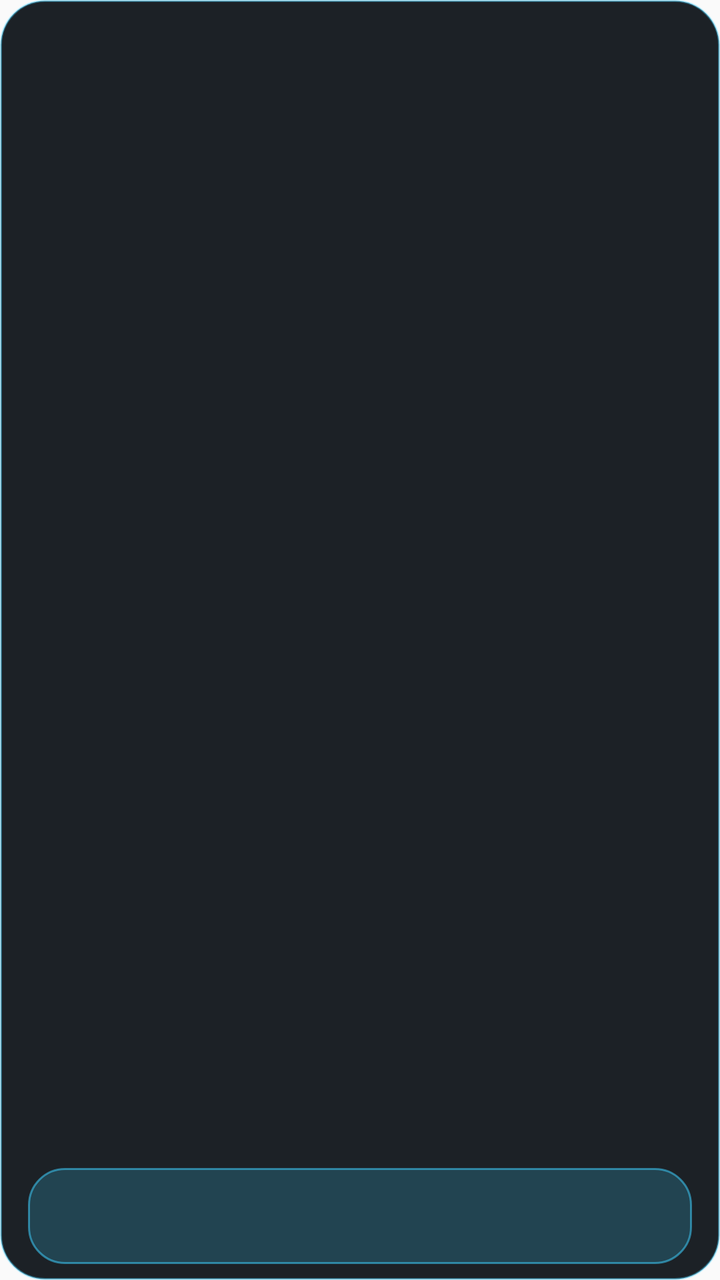
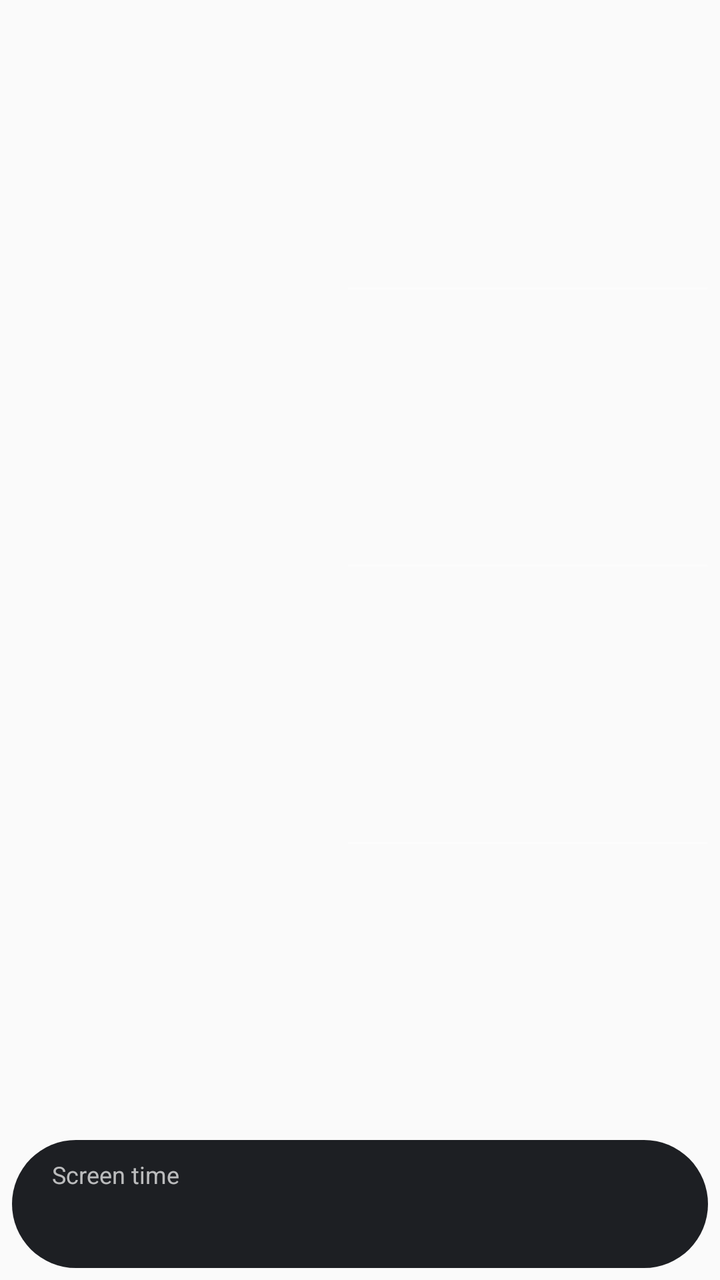

Compare the two renders of this Android layout. The source of the first and the diff that turns it into the second are given below.
<!-- AndroidManifest.xml: application theme AppTheme -->
<!-- res/layout/widget_weather.xml -->
<?xml version="1.0" encoding="utf-8"?>
<LinearLayout xmlns:android="http://schemas.android.com/apk/res/android"
    android:layout_width="match_parent"
    android:layout_height="match_parent"
    android:background="@drawable/widget_bg"
    android:orientation="vertical"
    android:paddingStart="14dp"
    android:paddingEnd="14dp"
    android:paddingTop="10dp"
    android:paddingBottom="8dp">

  <LinearLayout
    android:id="@+id/wx_root"
    android:layout_width="match_parent"
    android:layout_height="0dp"
    android:layout_weight="1"
    android:orientation="horizontal">

    <LinearLayout
        android:layout_width="0dp"
        android:layout_height="match_parent"
        android:layout_weight="1"
        android:gravity="center_vertical"
        android:orientation="vertical">

        <TextView
            android:id="@+id/wx_icon"
            android:layout_width="wrap_content"
            android:layout_height="wrap_content"
            android:textSize="30sp" />

        <TextView
            android:id="@+id/wx_temp"
            android:layout_width="wrap_content"
            android:layout_height="wrap_content"
            android:textColor="#E6F4FF"
            android:textSize="28sp"
            android:textStyle="bold" />

        <TextView
            android:id="@+id/wx_line"
            android:layout_width="match_parent"
            android:layout_height="wrap_content"
            android:maxLines="2"
            android:ellipsize="end"
            android:textColor="#E6F4FF"
            android:textSize="13sp" />

        <TextView
            android:id="@+id/wx_place"
            android:layout_width="match_parent"
            android:layout_height="wrap_content"
            android:layout_marginTop="2dp"
            android:maxLines="1"
            android:ellipsize="end"
            android:textColor="#3FD0FF"
            android:textSize="12sp" />
    </LinearLayout>

    <LinearLayout
        android:layout_width="0dp"
        android:layout_height="match_parent"
        android:layout_marginStart="10dp"
        android:layout_weight="1.2"
        android:gravity="center_vertical"
        android:orientation="vertical">

        <LinearLayout style="@style/WxRow"><TextView android:id="@+id/wx_d0" style="@style/WxDay" /><TextView android:id="@+id/wx_i0" style="@style/WxIcon" /><TextView android:id="@+id/wx_t0" style="@style/WxTemp" /></LinearLayout>
        <LinearLayout style="@style/WxRow"><TextView android:id="@+id/wx_d1" style="@style/WxDay" /><TextView android:id="@+id/wx_i1" style="@style/WxIcon" /><TextView android:id="@+id/wx_t1" style="@style/WxTemp" /></LinearLayout>
        <LinearLayout style="@style/WxRow"><TextView android:id="@+id/wx_d2" style="@style/WxDay" /><TextView android:id="@+id/wx_i2" style="@style/WxIcon" /><TextView android:id="@+id/wx_t2" style="@style/WxTemp" /></LinearLayout>
        <LinearLayout style="@style/WxRow"><TextView android:id="@+id/wx_d3" style="@style/WxDay" /><TextView android:id="@+id/wx_i3" style="@style/WxIcon" /><TextView android:id="@+id/wx_t3" style="@style/WxTemp" /></LinearLayout>
    </LinearLayout>
  </LinearLayout>

  <LinearLayout
    android:id="@+id/ws_strip"
    android:layout_width="match_parent"
    android:layout_height="48dp"
    android:layout_marginTop="6dp"
    android:background="@drawable/widget_btn"
    android:gravity="center_vertical"
    android:orientation="horizontal"
    android:paddingStart="12dp"
    android:paddingEnd="6dp">

    <TextView
        android:id="@+id/ws_total"
        android:layout_width="wrap_content"
        android:layout_height="wrap_content"
        android:layout_marginEnd="10dp"
        android:textColor="#F2FAFF"
        android:textSize="18sp"
        android:textStyle="bold" />

    <TextView
        android:id="@+id/ws_apps"
        android:layout_width="0dp"
        android:layout_height="wrap_content"
        android:layout_weight="1"
        android:maxLines="1"
        android:ellipsize="end"
        android:textColor="#E6F4FF"
        android:textSize="12sp" />

    <ImageView
        android:id="@+id/ws_chart"
        android:layout_width="40dp"
        android:layout_height="40dp"
        android:contentDescription="Screen time chart" />
  </LinearLayout>
</LinearLayout>
<!-- resources referenced by this layout -->
<resources>
  <!-- drawable widget_bg (drawable) -->
  <?xml version="1.0" encoding="utf-8"?>
  <shape xmlns:android="http://schemas.android.com/apk/res/android" android:shape="rectangle">
      <solid android:color="#E6050A10" />
      <corners android:radius="22dp" />
      <stroke android:width="1dp" android:color="#663FD0FF" />
  </shape>
  <!-- drawable widget_btn (drawable) -->
  <?xml version="1.0" encoding="utf-8"?>
  <shape xmlns:android="http://schemas.android.com/apk/res/android" android:shape="rectangle">
      <solid android:color="#333FD0FF" />
      <corners android:radius="18dp" />
      <stroke android:width="1dp" android:color="#883FD0FF" />
  </shape>
  <style name="WxDay">
          <item name="android:layout_width">0dp</item>
          <item name="android:layout_height">wrap_content</item>
          <item name="android:layout_weight">1</item>
          <item name="android:textColor">#BFD9EA</item>
          <item name="android:textSize">14sp</item>
      </style>
  <style name="WxIcon">
          <item name="android:layout_width">wrap_content</item>
          <item name="android:layout_height">wrap_content</item>
          <item name="android:layout_marginEnd">8dp</item>
          <item name="android:textSize">16sp</item>
      </style>
  <style name="WxRow">
          <item name="android:layout_width">match_parent</item>
          <item name="android:layout_height">0dp</item>
          <item name="android:layout_weight">1</item>
          <item name="android:gravity">center_vertical</item>
          <item name="android:orientation">horizontal</item>
      </style>
  <style name="WxTemp">
          <item name="android:layout_width">wrap_content</item>
          <item name="android:layout_height">wrap_content</item>
          <item name="android:textColor">#E6F4FF</item>
          <item name="android:textSize">14sp</item>
          <item name="android:textStyle">bold</item>
      </style>
  <style name="AppTheme" parent="Theme.AppCompat.Light.DarkActionBar">
          
          <item name="colorPrimary">@color/colorPrimary</item>
          <item name="colorPrimaryDark">@color/colorPrimaryDark</item>
          <item name="colorAccent">@color/colorAccent</item>
      </style>
</resources>

<!-- the commit's change to res/layout/widget_weather.xml (unified diff, before → after) -->
@@ -2,12 +2,8 @@
 <LinearLayout xmlns:android="http://schemas.android.com/apk/res/android"
     android:layout_width="match_parent"
     android:layout_height="match_parent"
-    android:background="@drawable/widget_bg"
     android:orientation="vertical"
-    android:paddingStart="14dp"
-    android:paddingEnd="14dp"
-    android:paddingTop="10dp"
-    android:paddingBottom="8dp">
+    android:padding="6dp">
 
   <LinearLayout
     android:id="@+id/wx_root"
@@ -23,51 +19,25 @@
         android:gravity="center_vertical"
         android:orientation="vertical">
 
-        <TextView
-            android:id="@+id/wx_icon"
-            android:layout_width="wrap_content"
-            android:layout_height="wrap_content"
-            android:textSize="30sp" />
-
-        <TextView
-            android:id="@+id/wx_temp"
-            android:layout_width="wrap_content"
-            android:layout_height="wrap_content"
-            android:textColor="#E6F4FF"
-            android:textSize="28sp"
-            android:textStyle="bold" />
-
-        <TextView
-            android:id="@+id/wx_line"
-            android:layout_width="match_parent"
-            android:layout_height="wrap_content"
-            android:maxLines="2"
-            android:ellipsize="end"
-            android:textColor="#E6F4FF"
-            android:textSize="13sp" />
-
-        <TextView
-            android:id="@+id/wx_place"
-            android:layout_width="match_parent"
-            android:layout_height="wrap_content"
-            android:layout_marginTop="2dp"
-            android:maxLines="1"
-            android:ellipsize="end"
-            android:textColor="#3FD0FF"
-            android:textSize="12sp" />
+        <TextView android:id="@+id/wx_icon" android:layout_width="wrap_content" android:layout_height="wrap_content" android:textSize="52sp" />
+        <TextView android:id="@+id/wx_temp" style="@style/WText" android:layout_width="wrap_content" android:layout_height="wrap_content" android:textSize="34sp" android:textStyle="bold" />
+        <TextView android:id="@+id/wx_line" style="@style/WText" android:layout_width="match_parent" android:layout_height="wrap_content" android:maxLines="2" android:ellipsize="end" android:textSize="15sp" android:textStyle="bold" />
+        <TextView android:id="@+id/wx_place" style="@style/WText" android:layout_width="match_parent" android:layout_height="wrap_content" android:layout_marginTop="2dp" android:maxLines="1" android:ellipsize="end" android:textSize="15sp" />
     </LinearLayout>
 
     <LinearLayout
         android:layout_width="0dp"
         android:layout_height="match_parent"
-        android:layout_marginStart="10dp"
-        android:layout_weight="1.2"
-        android:gravity="center_vertical"
+        android:layout_marginStart="12dp"
+        android:layout_weight="1.15"
         android:orientation="vertical">
 
         <LinearLayout style="@style/WxRow"><TextView android:id="@+id/wx_d0" style="@style/WxDay" /><TextView android:id="@+id/wx_i0" style="@style/WxIcon" /><TextView android:id="@+id/wx_t0" style="@style/WxTemp" /></LinearLayout>
+        <ImageView style="@style/WxLine" />
         <LinearLayout style="@style/WxRow"><TextView android:id="@+id/wx_d1" style="@style/WxDay" /><TextView android:id="@+id/wx_i1" style="@style/WxIcon" /><TextView android:id="@+id/wx_t1" style="@style/WxTemp" /></LinearLayout>
+        <ImageView style="@style/WxLine" />
         <LinearLayout style="@style/WxRow"><TextView android:id="@+id/wx_d2" style="@style/WxDay" /><TextView android:id="@+id/wx_i2" style="@style/WxIcon" /><TextView android:id="@+id/wx_t2" style="@style/WxTemp" /></LinearLayout>
+        <ImageView style="@style/WxLine" />
         <LinearLayout style="@style/WxRow"><TextView android:id="@+id/wx_d3" style="@style/WxDay" /><TextView android:id="@+id/wx_i3" style="@style/WxIcon" /><TextView android:id="@+id/wx_t3" style="@style/WxTemp" /></LinearLayout>
     </LinearLayout>
   </LinearLayout>
@@ -75,37 +45,37 @@
   <LinearLayout
     android:id="@+id/ws_strip"
     android:layout_width="match_parent"
-    android:layout_height="48dp"
-    android:layout_marginTop="6dp"
-    android:background="@drawable/widget_btn"
+    android:layout_height="64dp"
+    android:layout_marginTop="10dp"
+    android:background="@drawable/widget_pill"
     android:gravity="center_vertical"
     android:orientation="horizontal"
-    android:paddingStart="12dp"
-    android:paddingEnd="6dp">
+    android:paddingStart="20dp"
+    android:paddingEnd="8dp">
 
-    <TextView
-        android:id="@+id/ws_total"
+    <LinearLayout
         android:layout_width="wrap_content"
         android:layout_height="wrap_content"
-        android:layout_marginEnd="10dp"
-        android:textColor="#F2FAFF"
-        android:textSize="18sp"
-        android:textStyle="bold" />
+        android:layout_marginEnd="14dp"
+        android:orientation="vertical">
+        <TextView android:layout_width="wrap_content" android:layout_height="wrap_content" android:text="Screen time" android:textColor="#B3FFFFFF" android:textSize="12sp" />
+        <TextView android:id="@+id/ws_total" android:layout_width="wrap_content" android:layout_height="wrap_content" android:textColor="#FFFFFF" android:textSize="22sp" android:textStyle="bold" />
+    </LinearLayout>
 
     <TextView
         android:id="@+id/ws_apps"
         android:layout_width="0dp"
         android:layout_height="wrap_content"
         android:layout_weight="1"
-        android:maxLines="1"
+        android:maxLines="3"
         android:ellipsize="end"
-        android:textColor="#E6F4FF"
-        android:textSize="12sp" />
+        android:textColor="#FFFFFF"
+        android:textSize="13sp" />
 
     <ImageView
         android:id="@+id/ws_chart"
-        android:layout_width="40dp"
-        android:layout_height="40dp"
+        android:layout_width="52dp"
+        android:layout_height="52dp"
         android:contentDescription="Screen time chart" />
   </LinearLayout>
 </LinearLayout>
<!-- resource entries referenced after the edit -->
@@ -1,31 +1,35 @@
 <!-- resources referenced by this layout -->
 <resources>
-  <!-- drawable widget_bg (drawable) -->
+  <!-- drawable widget_pill (drawable) -->
   <?xml version="1.0" encoding="utf-8"?>
   <shape xmlns:android="http://schemas.android.com/apk/res/android" android:shape="rectangle">
-      <solid android:color="#E6050A10" />
-      <corners android:radius="22dp" />
-      <stroke android:width="1dp" android:color="#663FD0FF" />
+      <solid android:color="#F2111318" />
+      <corners android:radius="40dp" />
   </shape>
-  <!-- drawable widget_btn (drawable) -->
-  <?xml version="1.0" encoding="utf-8"?>
-  <shape xmlns:android="http://schemas.android.com/apk/res/android" android:shape="rectangle">
-      <solid android:color="#333FD0FF" />
-      <corners android:radius="18dp" />
-      <stroke android:width="1dp" android:color="#883FD0FF" />
-  </shape>
-  <style name="WxDay">
+  <style name="WText">
+          <item name="android:textColor">#FFFFFF</item>
+          <item name="android:shadowColor">#99000000</item>
+          <item name="android:shadowDy">1</item>
+          <item name="android:shadowRadius">6</item>
+      </style>
+  <style name="WxDay" parent="WText">
           <item name="android:layout_width">0dp</item>
           <item name="android:layout_height">wrap_content</item>
           <item name="android:layout_weight">1</item>
-          <item name="android:textColor">#BFD9EA</item>
-          <item name="android:textSize">14sp</item>
+          <item name="android:textColor">#E6FFFFFF</item>
+          <item name="android:textSize">16sp</item>
       </style>
   <style name="WxIcon">
           <item name="android:layout_width">wrap_content</item>
           <item name="android:layout_height">wrap_content</item>
-          <item name="android:layout_marginEnd">8dp</item>
+          <item name="android:layout_marginEnd">14dp</item>
           <item name="android:textSize">16sp</item>
+      </style>
+  <style name="WxLine">
+          <item name="android:layout_width">match_parent</item>
+          <item name="android:layout_height">1dp</item>
+          <item name="android:background">#4DFFFFFF</item>
+          <item name="android:contentDescription">@null</item>
       </style>
   <style name="WxRow">
           <item name="android:layout_width">match_parent</item>
@@ -34,11 +38,10 @@
           <item name="android:gravity">center_vertical</item>
           <item name="android:orientation">horizontal</item>
       </style>
-  <style name="WxTemp">
+  <style name="WxTemp" parent="WText">
           <item name="android:layout_width">wrap_content</item>
           <item name="android:layout_height">wrap_content</item>
-          <item name="android:textColor">#E6F4FF</item>
-          <item name="android:textSize">14sp</item>
+          <item name="android:textSize">16sp</item>
           <item name="android:textStyle">bold</item>
       </style>
   <style name="AppTheme" parent="Theme.AppCompat.Light.DarkActionBar">
